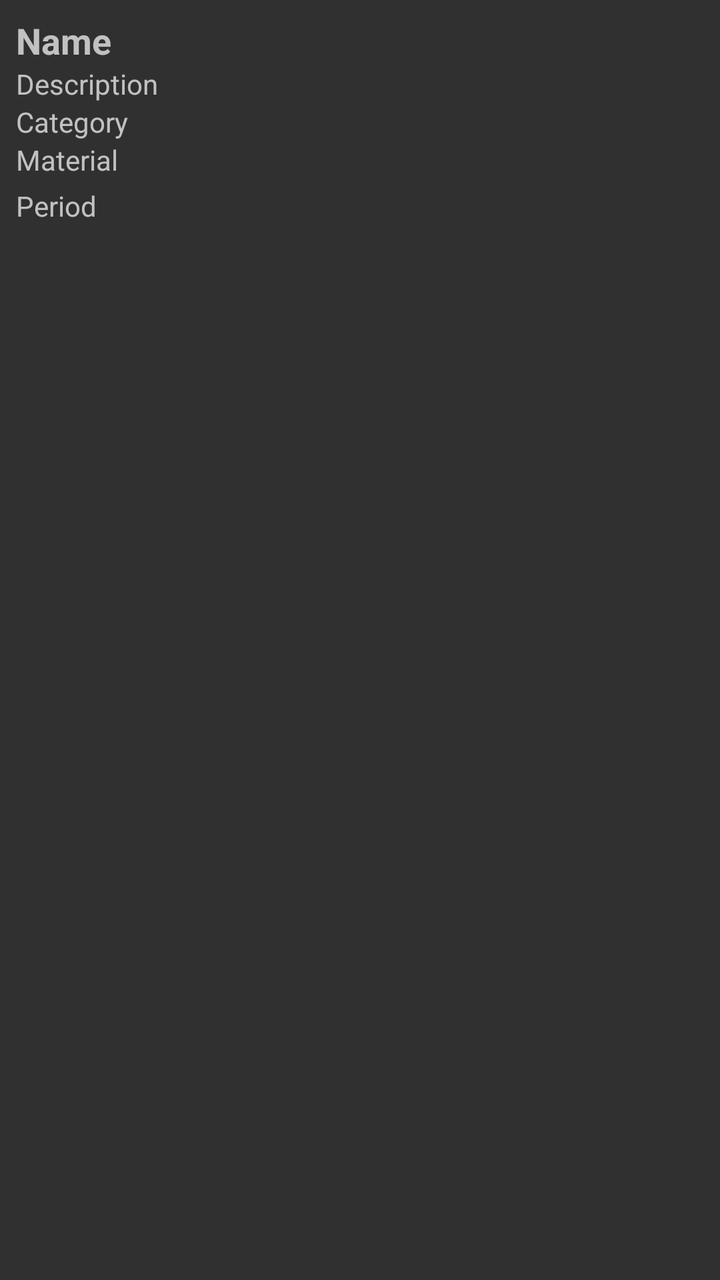
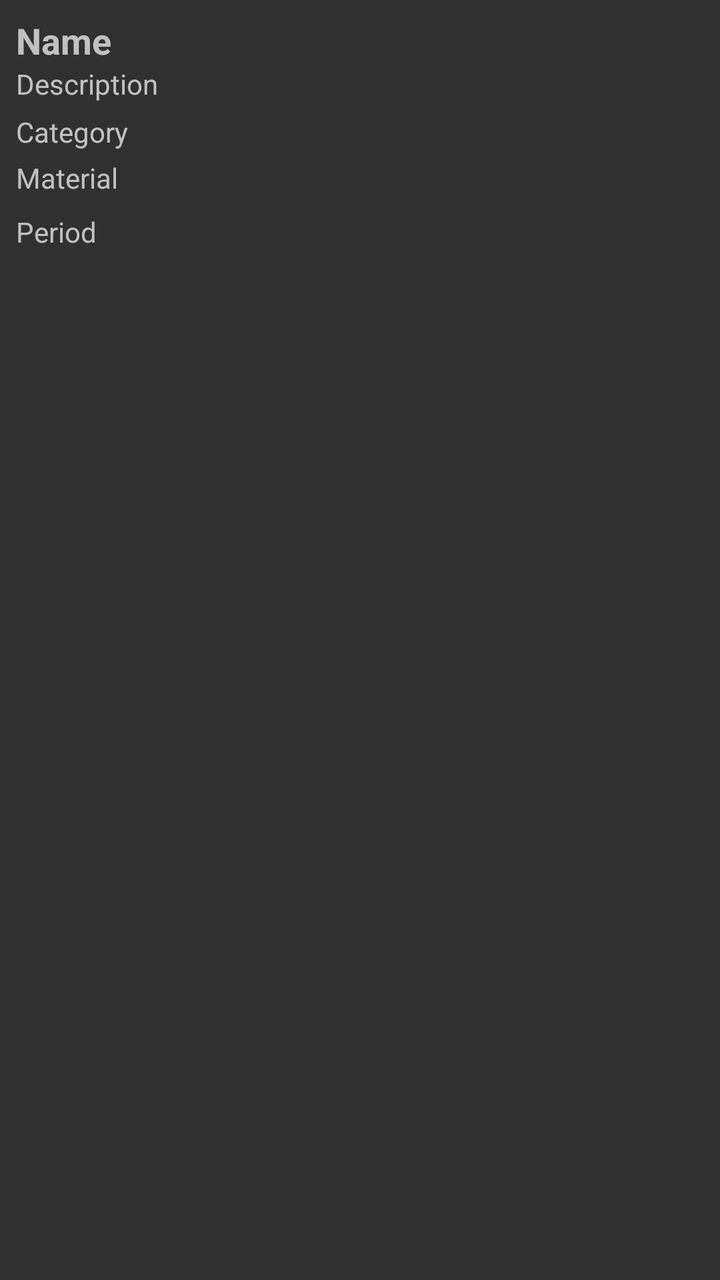

Two renders of the same Android screen: before a commit and after it. Below are the layout's source before the change and the commit's diff.
<!-- AndroidManifest.xml: application theme Theme.AppCompat -->
<!-- res/layout/item_layout.xml -->
<?xml version="1.0" encoding="utf-8"?>
<androidx.constraintlayout.widget.ConstraintLayout xmlns:android="http://schemas.android.com/apk/res/android"
    xmlns:app="http://schemas.android.com/apk/res-auto"
    xmlns:tools="http://schemas.android.com/tools"
    android:layout_width="match_parent"
    android:layout_height="wrap_content"
    android:padding="8dp">

    <TextView
        android:id="@+id/textViewName"
        android:layout_width="0dp"
        android:layout_height="wrap_content"
        android:text="Name"
        android:textSize="18sp"
        android:textStyle="bold"
        app:layout_constraintEnd_toEndOf="parent"
        app:layout_constraintStart_toStartOf="parent"
        app:layout_constraintTop_toTopOf="parent" />

    <TextView
        android:id="@+id/textViewDescription"
        android:layout_width="0dp"
        android:layout_height="wrap_content"
        android:text="Description"
        app:layout_constraintEnd_toEndOf="parent"
        app:layout_constraintHorizontal_bias="0.0"
        app:layout_constraintStart_toStartOf="parent"
        app:layout_constraintTop_toBottomOf="@id/textViewName" />

    <TextView
        android:id="@+id/textViewCategory"
        android:layout_width="0dp"
        android:layout_height="wrap_content"
        android:text="Category"
        app:layout_constraintEnd_toEndOf="parent"
        app:layout_constraintStart_toStartOf="parent"
        app:layout_constraintTop_toBottomOf="@id/textViewDescription" />

    <TextView
        android:id="@+id/textViewMaterial"
        android:layout_width="0dp"
        android:layout_height="wrap_content"
        android:text="Material"
        app:layout_constraintEnd_toEndOf="parent"
        app:layout_constraintStart_toStartOf="parent"
        app:layout_constraintTop_toBottomOf="@+id/textViewCategory" />

    <TextView
        android:id="@+id/textViewPeriod"
        android:layout_width="0dp"
        android:layout_height="wrap_content"
        android:layout_marginTop="4dp"
        android:text="Period"
        app:layout_constraintEnd_toEndOf="parent"
        app:layout_constraintHorizontal_bias="0.0"
        app:layout_constraintStart_toStartOf="parent"
        app:layout_constraintTop_toBottomOf="@id/textViewMaterial" />
</androidx.constraintlayout.widget.ConstraintLayout>
<!-- resources referenced by this layout -->
<resources>

</resources>

<!-- the commit's change to res/layout/item_layout.xml (unified diff, before → after) -->
@@ -31,17 +31,21 @@
         android:id="@+id/textViewCategory"
         android:layout_width="0dp"
         android:layout_height="wrap_content"
+        android:layout_marginTop="24dp"
         android:text="Category"
         app:layout_constraintEnd_toEndOf="parent"
+        app:layout_constraintHorizontal_bias="0.0"
         app:layout_constraintStart_toStartOf="parent"
-        app:layout_constraintTop_toBottomOf="@id/textViewDescription" />
+        app:layout_constraintTop_toBottomOf="@id/textViewName" />
 
     <TextView
         android:id="@+id/textViewMaterial"
         android:layout_width="0dp"
         android:layout_height="wrap_content"
+        android:layout_marginTop="4dp"
         android:text="Material"
         app:layout_constraintEnd_toEndOf="parent"
+        app:layout_constraintHorizontal_bias="0.0"
         app:layout_constraintStart_toStartOf="parent"
         app:layout_constraintTop_toBottomOf="@+id/textViewCategory" />
 
@@ -49,7 +53,7 @@
         android:id="@+id/textViewPeriod"
         android:layout_width="0dp"
         android:layout_height="wrap_content"
-        android:layout_marginTop="4dp"
+        android:layout_marginTop="8dp"
         android:text="Period"
         app:layout_constraintEnd_toEndOf="parent"
         app:layout_constraintHorizontal_bias="0.0"
